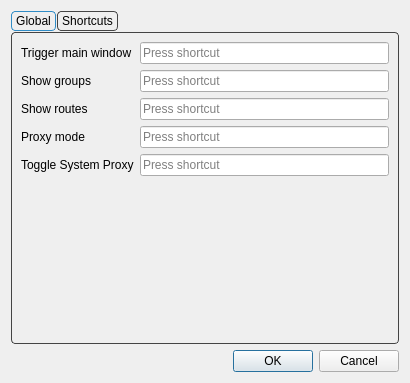
First picture: the form in include/ui/setting/dialog_hotkey.ui, repository Yulinanami/ethernet-tun-test, before the edit.
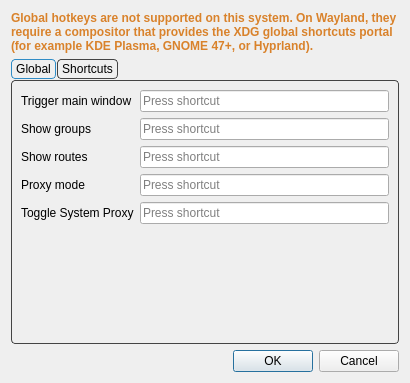
Second picture: the form after the edit. Custom widgets are drawn as their Qt base class.

Patch:
```diff
--- a/include/ui/setting/dialog_hotkey.ui
+++ b/include/ui/setting/dialog_hotkey.ui
@@ -14,6 +14,22 @@
    <string>Hotkey</string>
   </property>
   <layout class="QVBoxLayout" name="verticalLayout">
+   <item>
+    <widget class="QLabel" name="unsupported_note">
+     <property name="visible">
+      <bool>false</bool>
+     </property>
+     <property name="styleSheet">
+      <string notr="true">color: #d9822b; font-weight: bold;</string>
+     </property>
+     <property name="text">
+      <string>Global hotkeys are not supported on this system. On Wayland, they require a compositor that provides the XDG global shortcuts portal (for example KDE Plasma, GNOME 47+, or Hyprland).</string>
+     </property>
+     <property name="wordWrap">
+      <bool>true</bool>
+     </property>
+    </widget>
+   </item>
    <item>
     <widget class="QTabWidget" name="tabWidget">
      <property name="styleSheet">
```
